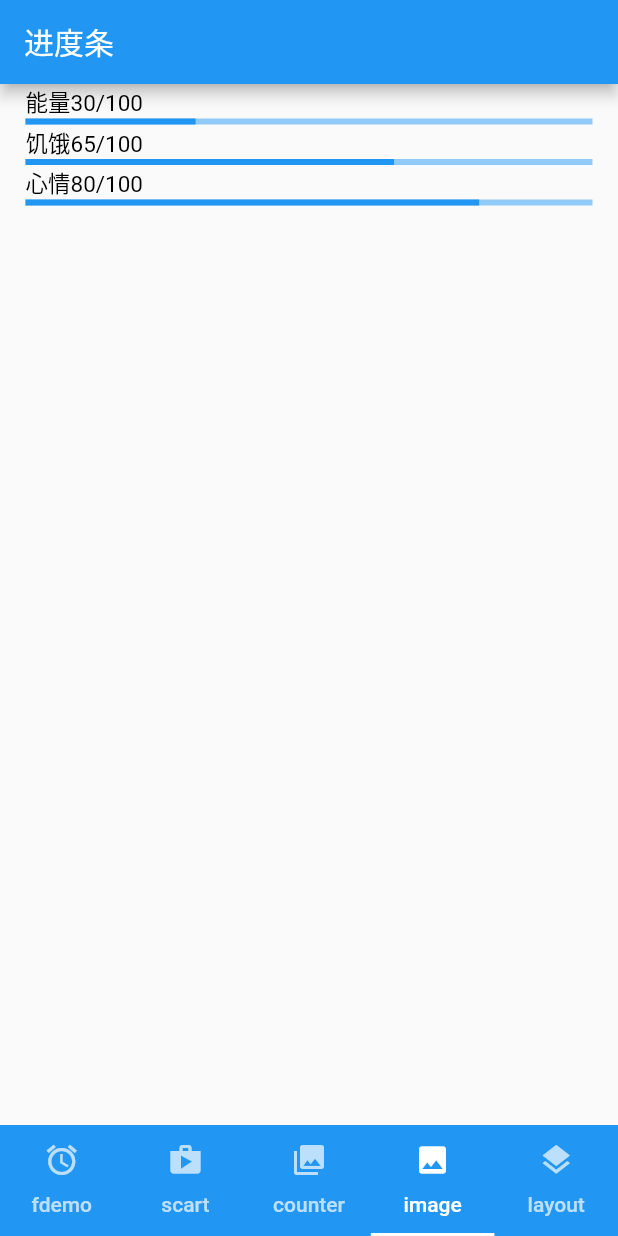
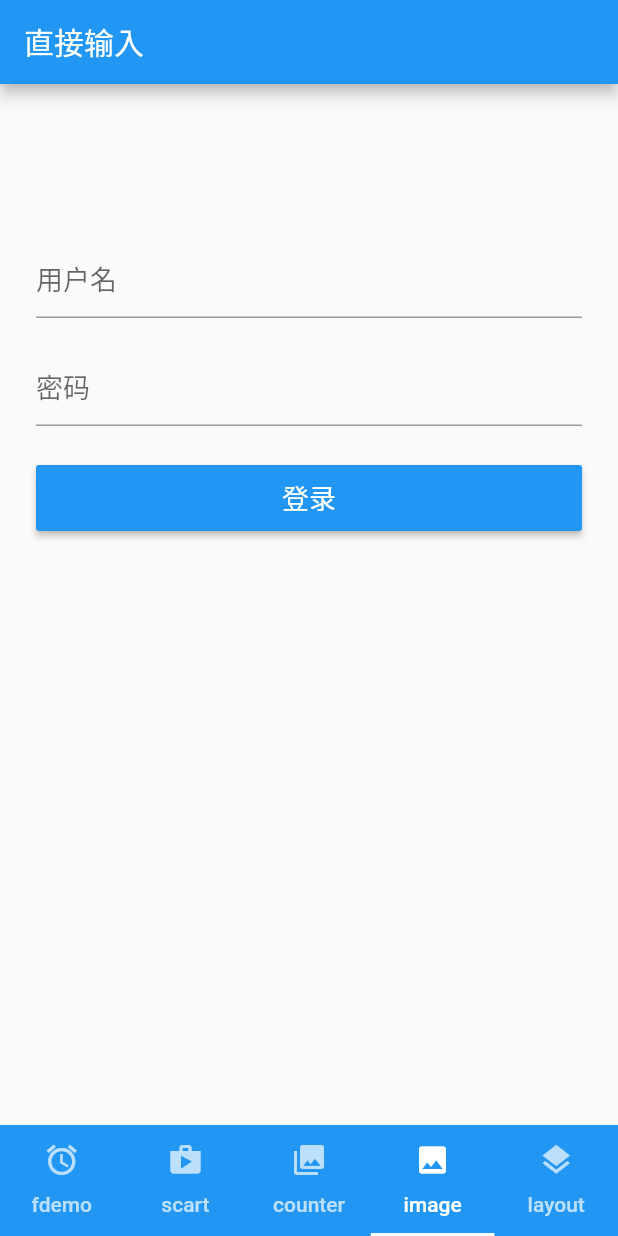
Before and after one commit to Rawcloud/flutter_app_learn, a Flutter app: the screen it shows after launch, item 4 of the bottom bar chosen, on a phone screen of 412 x 824 dp. Run offline on Flutter 3.47's test engine with Material 2 defaults, Android fonts, the phone set to English and light mode, and no system bars.

Commit message:
新增表单输入

```diff
--- a/lib/main.dart
+++ b/lib/main.dart
@@ -15,6 +15,8 @@ import 'views/ScrollableTabs.dart';
 import 'views/MaterialCard.dart';
 import 'views/achievement_view_list.dart';
 import 'components/achievement_view_list_item.dart';
+import 'views/test.dart';
+import 'views/DirectInput.dart';
 void main() => runApp(new MyApp());
 
 class MyApp extends StatelessWidget {
@@ -81,10 +83,12 @@ class _MyHomePageState extends State<MyHomePage> with SingleTickerProviderStateM
             //new ShoppingList(products: _kProducts),
             new MaterialCard(titlle: 'MaterialCard',),
 //            new Counter(),
-            new ReadAndWrite(),
+//            new ReadAndWrite(),
+            new ContainerWidget(),
             //new TextContainer(),
 //            new ImageFromAssest(),
-            new ActionViewEcology(maximumEmergy: 100,maximumHunger: 100,maximumMood: 100,currentEmergy: 30,currentHunger: 65,currentMood: 80),
+//            new ActionViewEcology(maximumEmergy: 100,maximumHunger: 100,maximumMood: 100,currentEmergy: 30,currentHunger: 65,currentMood: 80),
+            new DirectInput(),
             //new HorizontalLayout(),
 //            new VerticalLayout(),
 //            new StackLocation(),
--- /dev/null
+++ b/lib/views/DirectInput.dart
@@ -0,0 +1,103 @@
+import 'package:flutter/material.dart';
+
+class DirectInput extends StatefulWidget{
+  @override
+  State<StatefulWidget> createState() {
+    return new DirectInputState();
+  }
+}
+
+class DirectInputState extends State<DirectInput>{
+
+//弹窗提示
+  void _showMessage(String name){
+    showDialog(
+      context: context,
+      child: new AlertDialog(
+        content: new Text(name),
+        actions: <Widget>[
+          new FlatButton(onPressed: (){
+            Navigator.pop(context);
+          }, child: new Text('确定'))
+        ],
+      ),
+    );
+  }
+  @override
+  Widget build(BuildContext context) {
+    return new Scaffold(
+      appBar: new AppBar(
+        title: new Text('直接输入'),
+      ),
+      body: new Form(
+        autovalidate: false,
+        child: new ListView(
+          padding: const EdgeInsets.fromLTRB(24.0, 96.0, 24.0, 0.0),
+          children: <Widget>[
+            new TextFormField(
+              style: new TextStyle(
+                fontSize: 18.0,
+                color: Theme.of(context).textTheme.body1.color,
+              ),
+              decoration: new InputDecoration(
+                labelText: '用户名',
+                contentPadding: const EdgeInsets.only(bottom: 6.0),
+              ),
+              validator: (String val){
+                if(val.length == 0){
+                  return '用户名不能为空';
+                }
+                if(val.length > 12){
+                  return '用户名长度越界';
+                }
+              },
+            ),
+            new TextFormField(
+              obscureText: true,
+              style: new TextStyle(
+                fontSize: 18.0,
+                color: Theme.of(context).textTheme.body1.color
+              ),
+              decoration: new InputDecoration(
+                labelText: '密码',
+                contentPadding: const EdgeInsets.only(bottom: 6.0)
+              ),
+              validator: (String val){
+                if(val.length == 0){
+                  return '密码不能为空';
+                }
+                if(val.length > 24){
+                  return '密码长度越界';
+                }
+              },
+            ),
+            new Builder(builder: (BuildContext context){
+              return new MaterialButton(onPressed: (){
+                FormState state = Form.of(context);
+                if(state.validate()){
+                  state.save();
+                  _showMessage('登录');
+                }
+              },
+                child: new Text(
+                  '登录',
+                  style: new TextStyle(
+                    fontSize: 18.0
+                  ),
+                ),
+                height: 44.0,
+                color: Theme.of(context).primaryColor,
+                textColor: Colors.white,
+              );
+            }),
+          ].map((child){
+            return new Container(
+              padding: const EdgeInsets.symmetric(vertical: 12.0),
+              child: child,
+            );
+          }).toList(),
+        ),
+      ),
+    );
+  }
+}
```
